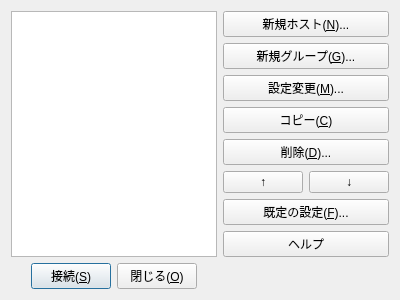
First picture: the form in ffftpgui/ui/hostslistdialog.ui, repository hatomania/ffftp, before the edit.
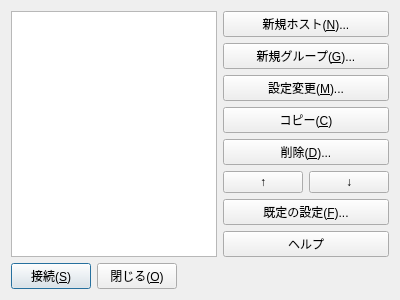
Second picture: the form after the edit.

Patch:
```diff
--- a/ffftpgui/ui/hostslistdialog.ui
+++ b/ffftpgui/ui/hostslistdialog.ui
@@ -16,7 +16,7 @@
   <property name="modal">
    <bool>true</bool>
   </property>
-  <layout class="QHBoxLayout" name="horizontalLayout_3">
+  <layout class="QHBoxLayout" name="horizontalLayout_3" stretch="0,0">
    <item>
     <layout class="QVBoxLayout" name="verticalLayout_2">
      <item>
@@ -31,19 +31,6 @@
      </item>
      <item>
       <layout class="QHBoxLayout" name="horizontalLayout_2">
-       <item>
-        <spacer name="horizontalSpacer_1">
-         <property name="orientation">
-          <enum>Qt::Orientation::Horizontal</enum>
-         </property>
-         <property name="sizeHint" stdset="0">
-          <size>
-           <width>40</width>
-           <height>20</height>
-          </size>
-         </property>
-        </spacer>
-       </item>
        <item>
         <widget class="QPushButton" name="pushButton_Connect">
          <property name="text">
```
